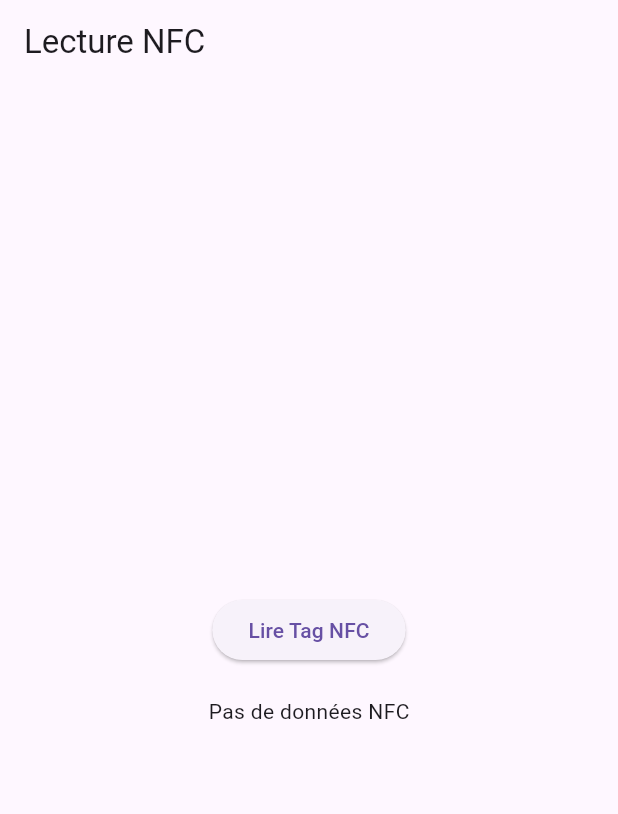
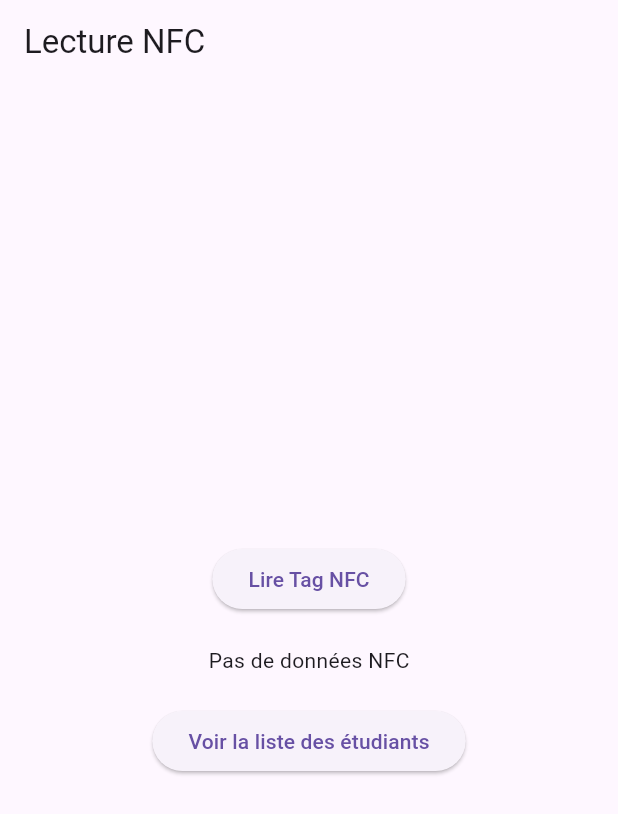
Before and after one commit to Khaddor/NFC_presence_etudiants, a Flutter app: the screen it shows after launch, on a phone screen of 412 x 824 dp. Shown: the top 814 px of the screen. Run offline on Flutter 3.47's test engine with Material 3 defaults, Android fonts, the phone set to English and light mode, and no system bars; missing offline and left inert: nfc_manager; key blocks and very long unbroken strings in the code were emptied for the run.

Commit message:
navigation vers listes

```diff
--- a/lib/home_page.dart
+++ b/lib/home_page.dart
@@ -1,5 +1,6 @@
 import 'package:flutter/material.dart';
 import 'package:nfc_manager/nfc_manager.dart';
+import 'students_list_page.dart';
 
 
 
@@ -63,6 +64,7 @@ class _NfcReadPageState extends State<NfcReadPage> {
   }
 
   @override
+  @override
   Widget build(BuildContext context) {
     return Scaffold(
       appBar: AppBar(
@@ -78,9 +80,19 @@ class _NfcReadPageState extends State<NfcReadPage> {
             ),
             SizedBox(height: 20),
             Text(_nfcData),
+            SizedBox(height: 20), // Ajouter un espace entre les boutons
+            ElevatedButton(
+              onPressed: () {
+                Navigator.of(context).push(
+                  MaterialPageRoute(builder: (context) => StudentsListPage()),
+                );
+              },
+              child: Text('Voir la liste des étudiants'),
+            ),
           ],
         ),
       ),
     );
   }
+
 }
```
